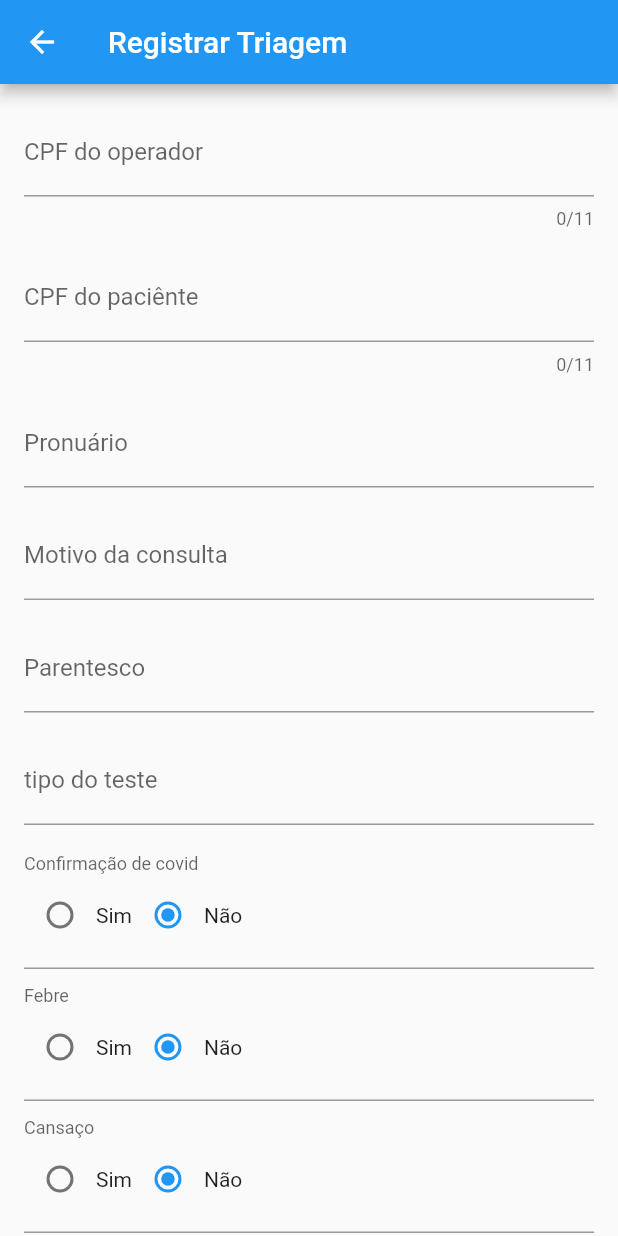
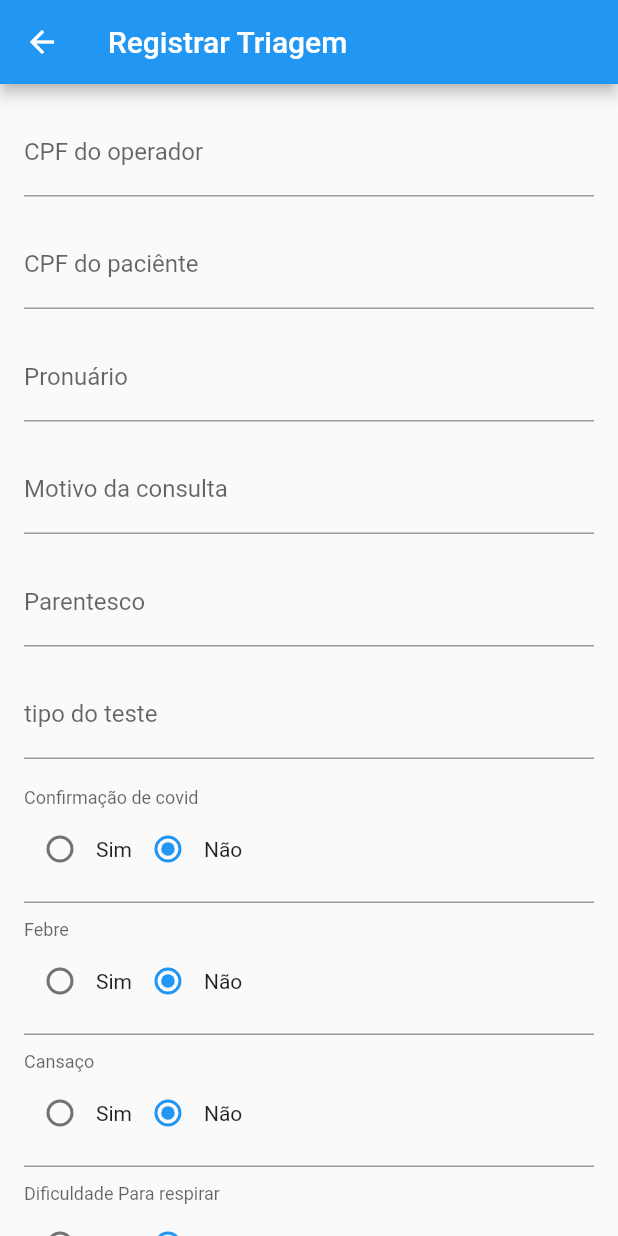
Before and after one commit to ceduardolima/proodonto, a Flutter app: the screen it shows after launch, after a tap on "Login", after a tap on "Triagem", on a phone screen of 412 x 824 dp. Run offline on Flutter 3.47's test engine with Material 2 defaults, Android fonts, the phone set to English and light mode, and no system bars; drawn by our look-alikes of flutter_form_builder; our stand-ins replace floor, form_builder_validators, sqflite; accounts and stored records are empty; generated files the repository leaves out were written again.

Commit message:
Alterando os campos oeratorCPF e patientCPF para  operatorName e patientName

```diff
--- a/proodonto/lib/app/pages/triage/register_triage.dart
+++ b/proodonto/lib/app/pages/triage/register_triage.dart
@@ -31,16 +31,12 @@ class RegisterTriageHome extends StatelessWidget {
             child: Column(
               children: [
                 DefaultFormField(
-                  name: "operatorCPF",
+                  name: "operatorName",
                   label: "CPF do operador",
-                  inputType: TextInputType.number,
-                  length: 11,
                 ),
                 DefaultFormField(
-                  name: "patientCPF",
+                  name: "patientName",
                   label: "CPF do paciênte",
-                  inputType: TextInputType.number,
-                  length: 11,
                 ),
                 DefaultFormField(
                   name: "recordNumber",
@@ -116,8 +112,8 @@ class RegisterTriageHome extends StatelessWidget {
 
   void _getFields() {
     final fields = _formKey.currentState!.fields;
-    _triage.operatorCPF = fields["operatorCPF"]!.value;
-    _triage.patientCPF = fields["patientCPF"]!.value;
+    _triage.operatorName = fields["operatorName"]!.value;
+    _triage.patientName = fields["patientName"]!.value;
     _triage.recordNumber = int.tryParse(fields["recordNumber"]!.value);
     _triage.reasonForConsultation = fields["reasonForConsultation"]!.value;
     _triage.hasCovid = fields["hasCovid"]!.value;
```
